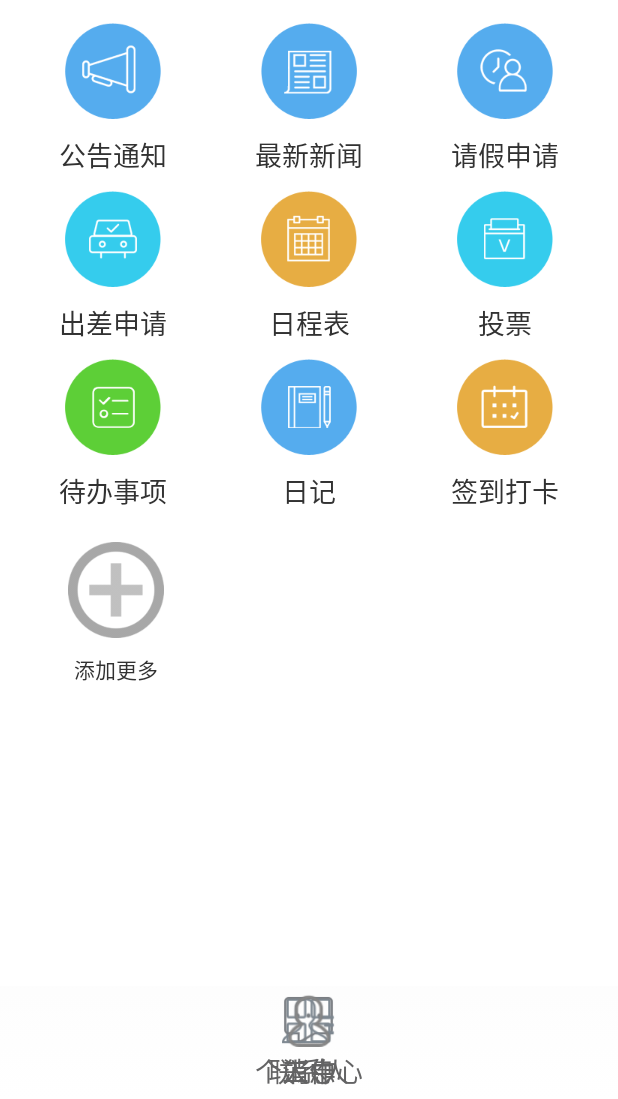
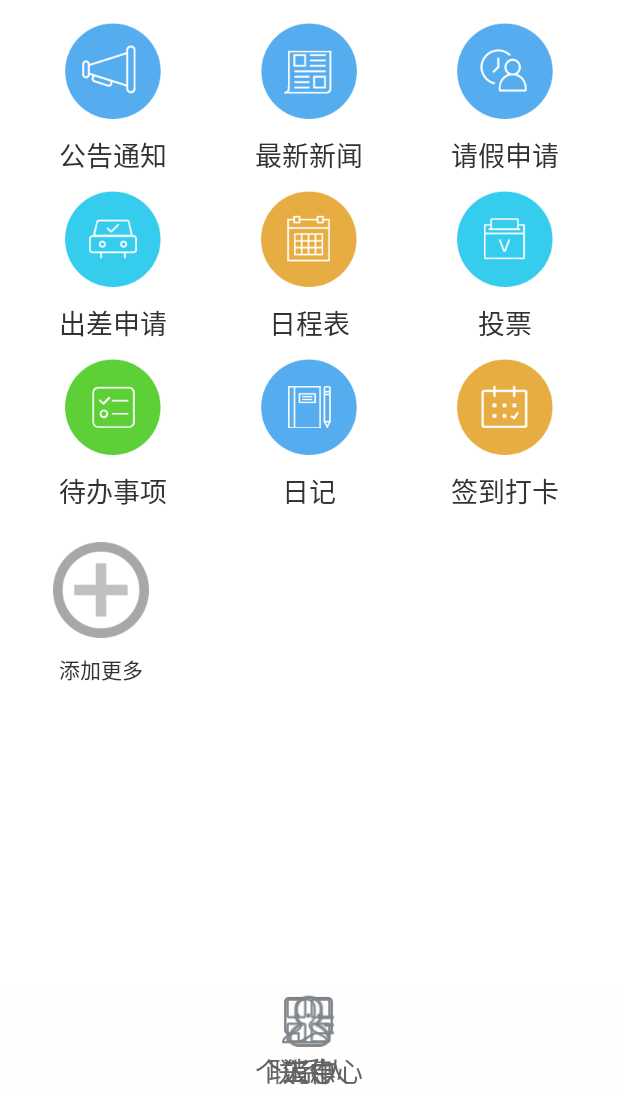
Before and after one commit to a5778874/HaoOA, an Android app: the WorkFragment screen opened directly, with no data from a screen before it, on a phone screen of 412 x 824 dp, the part 137-1236 px from its top. Run offline under Robolectric (Android 15) with nearby library versions, the phone set to English and light mode, and no system bars; our stand-ins replace EventBus; libraries missing offline, so code that uses them is left out: cn.bmob.v3.

Commit message:
解决邀请界面同意后不隐藏按钮的bug，但仍存在对方同意后发送邀请的人的邀请信息没出现

```diff
--- a/app/src/main/AndroidManifest.xml
+++ b/app/src/main/AndroidManifest.xml
@@ -24,7 +24,7 @@
     <application
         android:name=".MyApplication"
         android:allowBackup="true"
-        android:icon="@mipmap/ic_launcher"
+        android:icon="@mipmap/iconlogo"
         android:label="@string/app_name"
         android:roundIcon="@mipmap/ic_launcher_round"
         android:supportsRtl="true"
--- a/app/src/main/java/zzh/com/haooa/activity/InviteActivity.java
+++ b/app/src/main/java/zzh/com/haooa/activity/InviteActivity.java
@@ -56,7 +56,8 @@ public class InviteActivity extends Activity {
                         InviteTableBean inviteTableBean = new InviteTableBean();
                         inviteTableBean.setUser_hxUsername(invationInfo.getUser_hxUsername());
                         inviteTableBean.setReason(invationInfo.getReason());
-                        inviteTableBean.setStatus(invationInfo.getStatus());
+                        //把邀请状态改为同意邀请
+                        inviteTableBean.setStatus(Constant.InvitationStatus.INVITE_ACCEPT.ordinal());
                         InviteTableDAO.init().updateInvite(inviteTableBean);
 
                         runOnUiThread(new Runnable() {
--- a/app/src/main/res/layout/fragment_work.xml
+++ b/app/src/main/res/layout/fragment_work.xml
@@ -175,7 +175,7 @@
             <TextView
                 android:layout_width="wrap_content"
                 android:layout_height="wrap_content"
-                android:layout_marginLeft="40dp"
+                android:layout_marginLeft="30dp"
                 android:clickable="true"
                 android:drawablePadding="10dp"
                 android:drawableTop="@drawable/btn_add_selector"
```
Also changed, not shown: app/src/main/java/zzh/com/haooa/adapter/InviteAdapter.java (+6 -4 lines), app/src/main/res/mipmap-hdpi/iconlogo.png (added).
